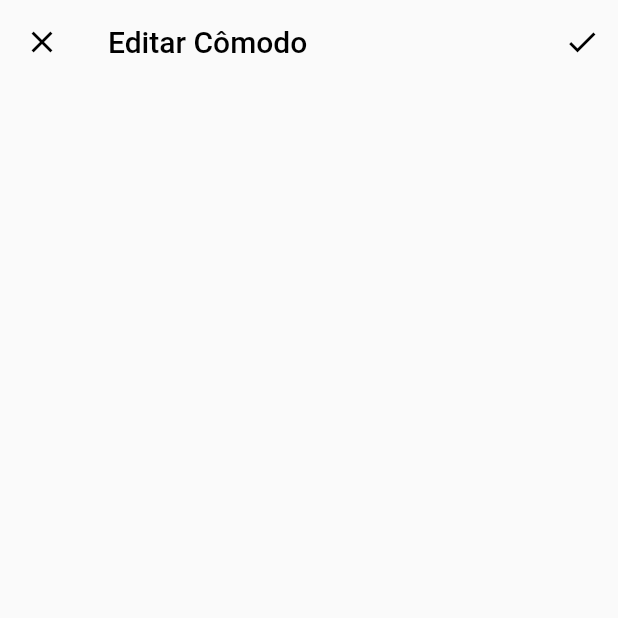
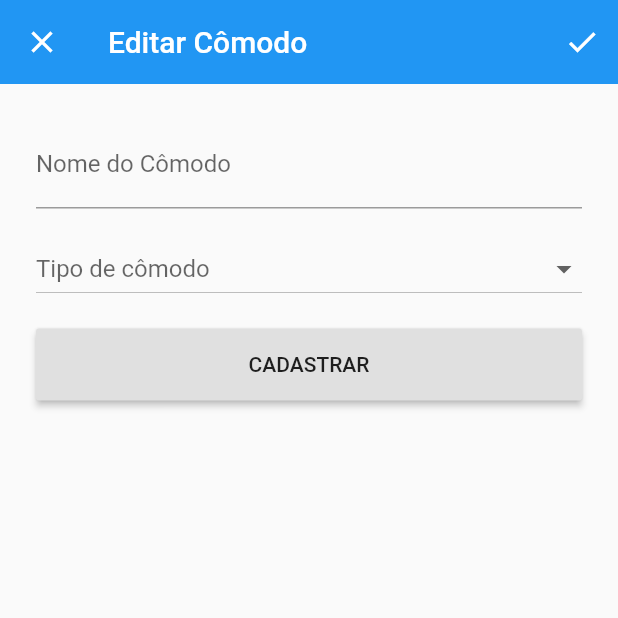
Before and after one commit to kFurlan/SmartHome, a Flutter app: the screen it shows after launch, after a tap on "EDITAR", on a phone screen of 412 x 824 dp, the top half of it. Run offline on Flutter 3.47's test engine with Material 2 defaults, Android fonts, the phone set to English and light mode, and no system bars; network calls fail.

Commit message:
Finalização do design nas telas de cômodos

```diff
--- a/app/lib/main.dart
+++ b/app/lib/main.dart
@@ -46,6 +46,7 @@ class _HomePageState extends State<HomePage> {
   Widget build(BuildContext context) {
     return Scaffold(
       body: this.pages[this.currentPageIndex], // Sincroniza com a página atual
+      floatingActionButtonLocation: FloatingActionButtonLocation.centerDocked,
       bottomNavigationBar: BottomNavigationBar(
         currentIndex: this.currentPageIndex, // Sincroniza com a página atual
         type: BottomNavigationBarType.shifting,
@@ -57,7 +58,7 @@ class _HomePageState extends State<HomePage> {
         items: <BottomNavigationBarItem>[
           BottomNavigationBarItem(
             title: Text('Cômodos'),
-            backgroundColor: Colors.orange,
+            backgroundColor: Colors.blue,
             icon: Icon(Icons.airline_seat_individual_suite),
           ),
           BottomNavigationBarItem(
--- a/app/lib/pages/room_edit.dart
+++ b/app/lib/pages/room_edit.dart
@@ -6,30 +6,87 @@ class RoomEditPage extends StatefulWidget {
 }
 
 class RoomEditPageState extends State<RoomEditPage> {
+  String dropDownValue;
   @override
   Widget build(BuildContext context) {
-    return Scaffold(
+    return SafeArea(
+      child: Scaffold(
         appBar: AppBar(
-        title: Text('Editar Cômodo', style: TextStyle(color: Colors.black)),
+          title: Text('Editar Cômodo'),
           leading: IconButton(
             icon: Icon(Icons.close),
-          color: Colors.black,
             onPressed: () {
               if (Navigator.canPop(context)) {
                 Navigator.pop(context);
               }
             },
           ),
-        backgroundColor: Theme.of(context).canvasColor,
           elevation: 0.0,
           actions: <Widget>[
             IconButton(
               icon: Icon(Icons.check),
-            color: Colors.black,
               onPressed: () {},
             )
           ],
         ),
+        body: Padding(
+          padding: const EdgeInsets.all(24.0),
+          child: Column(
+            children: <Widget>[
+              TextFormField(
+                decoration: InputDecoration(labelText: 'Nome do Cômodo'),
+              ),
+              Padding(
+                padding: const EdgeInsets.symmetric(vertical: 16.0),
+                child: DropdownButton<String>(
+                  isExpanded: true,
+                  value: dropDownValue,
+                  hint: Text('Tipo de cômodo'),
+                  onChanged: (String value) {
+                    setState(() {
+                      this.dropDownValue = value;
+                    });
+                  },
+                  items: <DropdownMenuItem<String>>[
+                    DropdownMenuItem(
+                      value: 'Quarto',
+                      child: Text('Quarto'),
+                    ),
+                    DropdownMenuItem(
+                      value: 'Banheiro',
+                      child: Text('Banheiro'),
+                    ),
+                    DropdownMenuItem(
+                      value: 'Garagem',
+                      child: Text('Garagem'),
+                    ),
+                    DropdownMenuItem(
+                      value: 'Sala de estar',
+                      child: Text('Sala de estar'),
+                    ),
+                    DropdownMenuItem(
+                      value: 'Cozinha',
+                      child: Text('Cozinha'),
+                    ),
+                    DropdownMenuItem(
+                      value: 'Escritório',
+                      child: Text('Escritório'),
+                    )
+                  ],
+                ),
+              ),
+              SizedBox(
+                width: double.infinity,
+                child: RaisedButton(
+                  padding: EdgeInsets.all(16),
+                  child: Text('CADASTRAR'),
+                  onPressed: () {},
+                ),
+              ),
+            ],
+          ),
+        ),
+      ),
     );
   }
 }
--- a/app/lib/pages/room_info.dart
+++ b/app/lib/pages/room_info.dart
@@ -1,7 +1,8 @@
+import 'dart:math';
+
 import 'package:flutter/material.dart';
 import 'package:smarthome/pages/room_create.dart';
 import 'package:smarthome/pages/room_edit.dart';
-import 'dart:math';
 
 class RoomInfoPage extends StatefulWidget {
   @override
@@ -12,54 +13,78 @@ class _RoomCreatePageState extends State<RoomInfoPage> {
   @override
   Widget build(BuildContext context) {
     return Scaffold(
-      body: SafeArea(
-        child: ListView.builder(
-          itemCount: 6,
+      appBar: AppBar(
+        title: Text('Cômodos'),
+        elevation: 0.0,
+        actions: <Widget>[
+          IconButton(
+            icon: Icon(Icons.add),
+            onPressed: () {
+              Navigator.push(
+                context,
+                MaterialPageRoute(
+                  builder: (context) => RoomCreatePage(),
+                ),
+              );
+            },
+          )
+        ],
+      ),
+      body: ListView.builder(
+        itemCount: 8,
         itemBuilder: (BuildContext context, index) {
-            return Card(
+          return Padding(
+            padding: const EdgeInsets.symmetric(vertical: 4.0, horizontal: 8.0),
+            child: Card(
+              elevation: 0.0,
               child: Column(
                 children: <Widget>[
-                  // Image.network('https://lorempixel.com/400/200/city'),
-                  ListTile(
-                    leading: Icon(
-                      Icons.info,
-                      color: Colors.orange,
+                  Container(
+                    child: Row(
+                      mainAxisAlignment: MainAxisAlignment.spaceBetween,
+                      children: <Widget>[
+                        Flexible(
+                          child:
+                              Image.network('https://lorempixel.com/400/400'),
                         ),
-                    title: Text('Quarto ${index + 1}'),
-                    subtitle:
-                        Text('${Random().nextInt(6)} dispositivos cadastrados'),
-                    trailing: ButtonTheme.bar(
-                      child: FlatButton(
-                        splashColor: Colors.orangeAccent[100],
-                        highlightColor: Colors.orangeAccent[100],
+                        Expanded(
+                          flex: 2,
+                          child: Column(
+                            crossAxisAlignment: CrossAxisAlignment.start,
+                            children: <Widget>[
+                              Text(
+                                'Quarto ${index + 1}',
+                                style: TextStyle(fontSize: 20.0),
+                              ),
+                              Text(
+                                  '${Random().nextInt(6)} de 6 dispositivos ligados')
+                            ],
+                          ),
+                        ),
+                        Flexible(
+                          child: ButtonTheme.bar(
+                            child: OutlineButton(
                               child: Text(
                                 'EDITAR',
-                          style: TextStyle(
-                            color: Colors.orange,
-                          ),
                               ),
                               onPressed: () {
                                 Navigator.push(
                                   context,
                                   MaterialPageRoute(
-                                  builder: (context) => RoomEditPage()));
+                                    builder: (context) => RoomEditPage(),
+                                  ),
+                                );
                               },
                             ),
                           ),
                         ),
                       ],
                     ),
-            );
-          },
+                  )
+                ],
               ),
             ),
-      floatingActionButton: FloatingActionButton(
-        child: Icon(Icons.add),
-        tooltip: 'Adicionar um novo cômodo',
-        backgroundColor: Colors.orange,
-        onPressed: () {
-          Navigator.push(context,
-              MaterialPageRoute(builder: (context) => RoomCreatePage()));
+          );
         },
       ),
     );
```
Also changed, not shown: app/lib/pages/profile_edit.dart (+4 -7 lines), app/lib/pages/profile_info.dart (+5 -7 lines), app/lib/pages/room_create.dart (+13 -13 lines), 1 other file. Lines whose indentation alone changed are shown as unchanged.
